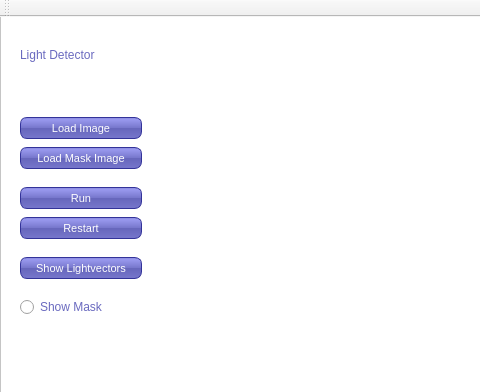
The window that LightDetector/mainwindow.ui (LauraJay/ILD) describes before a commit, drawn with Qt 5; both pictures show x 0 to 480 and y 0 to 392 of the 1141 by 696 pixel window.
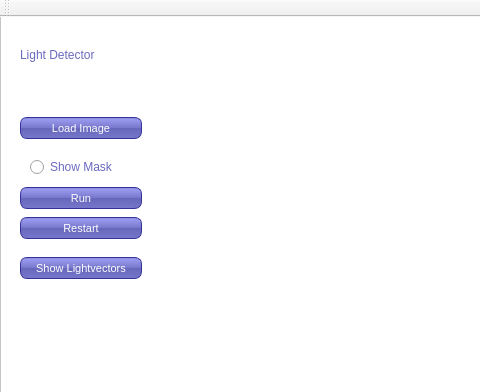
The same window after the commit.

Commit message: image can be displayed

```diff
--- a/LightDetector/mainwindow.ui
+++ b/LightDetector/mainwindow.ui
@@ -116,19 +116,6 @@
       <string>Show Lightvectors</string>
      </property>
     </widget>
-    <widget class="QPushButton" name="btm_mask">
-     <property name="geometry">
-      <rect>
-       <x>20</x>
-       <y>150</y>
-       <width>122</width>
-       <height>22</height>
-      </rect>
-     </property>
-     <property name="text">
-      <string>Load Mask Image</string>
-     </property>
-    </widget>
     <widget class="QPushButton" name="btm_image">
      <property name="geometry">
       <rect>
@@ -145,10 +132,10 @@
     <widget class="QLabel" name="lbl_image">
      <property name="geometry">
       <rect>
-       <x>240</x>
-       <y>120</y>
-       <width>800</width>
-       <height>500</height>
+       <x>160</x>
+       <y>30</y>
+       <width>851</width>
+       <height>521</height>
       </rect>
      </property>
      <property name="text">
@@ -171,8 +158,8 @@
     <widget class="QRadioButton" name="radioButton">
      <property name="geometry">
       <rect>
-       <x>20</x>
-       <y>300</y>
+       <x>30</x>
+       <y>160</y>
        <width>95</width>
        <height>20</height>
       </rect>
```
Left out of the diff: 2 changed lines with no effect on the pictures. The commit also changes 4 other files.
